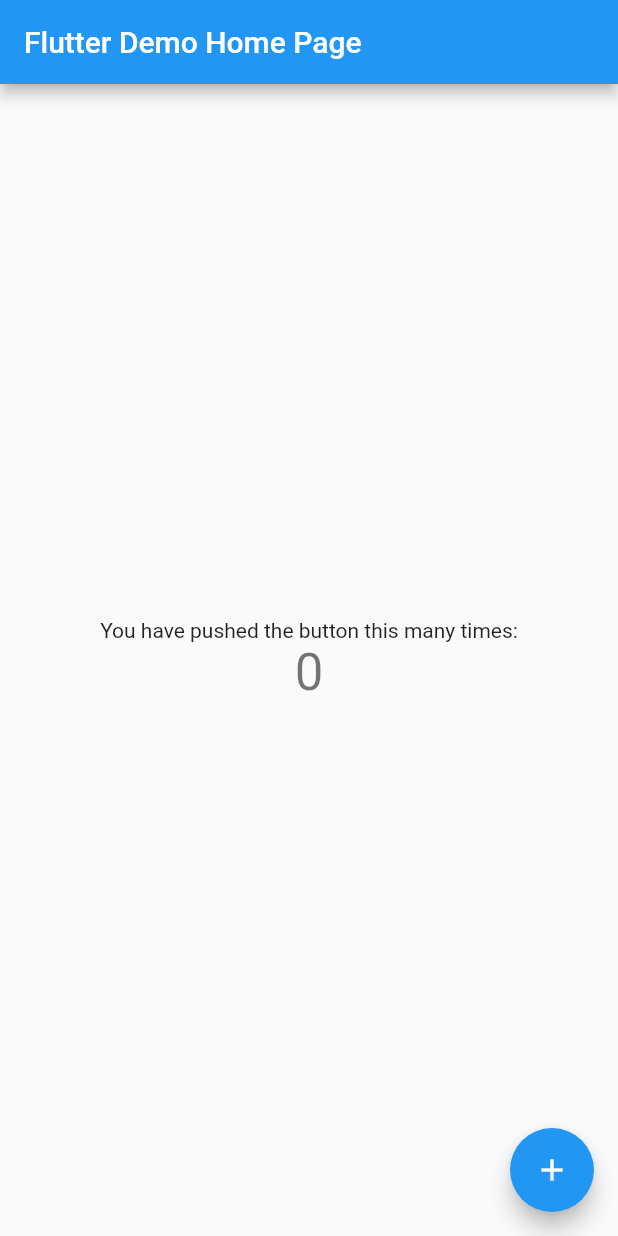
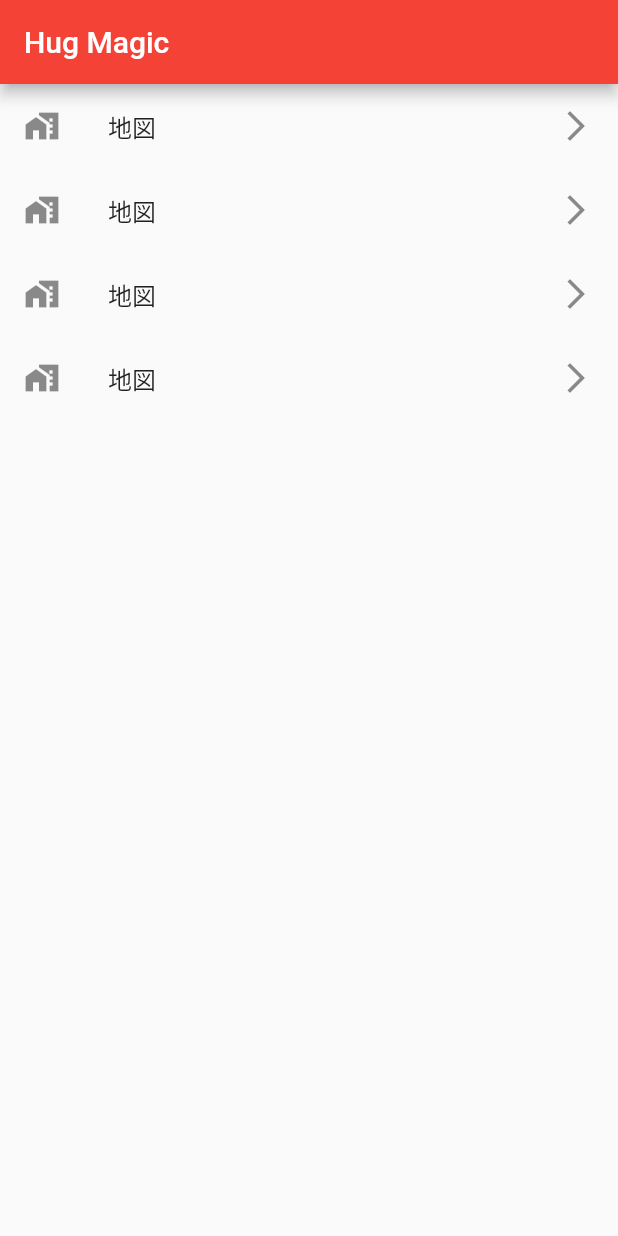
Before and after one commit to hideokawahara/hug_magic, a Flutter app: the screen it shows after launch, on a phone screen of 412 x 824 dp. Run offline on Flutter 3.47's test engine with Material 2 defaults, Android fonts, the phone set to English and light mode, and no system bars.

Commit message:
feat: リストページ作成

```diff
--- a/lib/main.dart
+++ b/lib/main.dart
@@ -1,4 +1,8 @@
+//Packages
 import 'package:flutter/material.dart';
+
+//Pages
+import 'package:hug_magic/pages/list_page.dart';
 
 void main() {
   runApp(const MyApp());
@@ -13,103 +17,12 @@
     return MaterialApp(
       title: 'Flutter Demo',
       theme: ThemeData(
-        // This is the theme of your application.
-        //
-        // Try running your application with "flutter run". You'll see the
-        // application has a blue toolbar. Then, without quitting the app, try
-        // changing the primarySwatch below to Colors.green and then invoke
-        // "hot reload" (press "r" in the console where you ran "flutter run",
-        // or simply save your changes to "hot reload" in a Flutter IDE).
-        // Notice that the counter didn't reset back to zero; the application
-        // is not restarted.
-        primarySwatch: Colors.blue,
+        primarySwatch: Colors.red,
       ),
-      home: const MyHomePage(title: 'Flutter Demo Home Page'),
+      initialRoute: '/home',
+      routes: {
+        '/home': (_) => const ListPage(),
+      },
     );
   }
 }
-
-class MyHomePage extends StatefulWidget {
-  const MyHomePage({super.key, required this.title});
-
-  // This widget is the home page of your application. It is stateful, meaning
-  // that it has a State object (defined below) that contains fields that affect
-  // how it looks.
-
-  // This class is the configuration for the state. It holds the values (in this
-  // case the title) provided by the parent (in this case the App widget) and
-  // used by the build method of the State. Fields in a Widget subclass are
-  // always marked "final".
-
-  final String title;
-
-  @override
-  State<MyHomePage> createState() => _MyHomePageState();
-}
-
-class _MyHomePageState extends State<MyHomePage> {
-  int _counter = 0;
-
-  void _incrementCounter() {
-    setState(() {
-      // This call to setState tells the Flutter framework that something has
-      // changed in this State, which causes it to rerun the build method below
-      // so that the display can reflect the updated values. If we changed
-      // _counter without calling setState(), then the build method would not be
-      // called again, and so nothing would appear to happen.
-      _counter++;
-    });
-  }
-
-  @override
-  Widget build(BuildContext context) {
-    // This method is rerun every time setState is called, for instance as done
-    // by the _incrementCounter method above.
-    //
-    // The Flutter framework has been optimized to make rerunning build methods
-    // fast, so that you can just rebuild anything that needs updating rather
-    // than having to individually change instances of widgets.
-    return Scaffold(
-      appBar: AppBar(
-        // Here we take the value from the MyHomePage object that was created by
-        // the App.build method, and use it to set our appbar title.
-        title: Text(widget.title),
-      ),
-      body: Center(
-        // Center is a layout widget. It takes a single child and positions it
-        // in the middle of the parent.
-        child: Column(
-          // Column is also a layout widget. It takes a list of children and
-          // arranges them vertically. By default, it sizes itself to fit its
-          // children horizontally, and tries to be as tall as its parent.
-          //
-          // Invoke "debug painting" (press "p" in the console, choose the
-          // "Toggle Debug Paint" action from the Flutter Inspector in Android
-          // Studio, or the "Toggle Debug Paint" command in Visual Studio Code)
-          // to see the wireframe for each widget.
-          //
-          // Column has various properties to control how it sizes itself and
-          // how it positions its children. Here we use mainAxisAlignment to
-          // center the children vertically; the main axis here is the vertical
-          // axis because Columns are vertical (the cross axis would be
-          // horizontal).
-          mainAxisAlignment: MainAxisAlignment.center,
-          children: <Widget>[
-            const Text(
-              'You have pushed the button this many times:',
-            ),
-            Text(
-              '$_counter',
-              style: Theme.of(context).textTheme.headline4,
-            ),
-          ],
-        ),
-      ),
-      floatingActionButton: FloatingActionButton(
-        onPressed: _incrementCounter,
-        tooltip: 'Increment',
-        child: const Icon(Icons.add),
-      ), // This trailing comma makes auto-formatting nicer for build methods.
-    );
-  }
-}
--- /dev/null
+++ b/lib/pages/list_page.dart
@@ -0,0 +1,69 @@
+//Packages
+import 'package:flutter/material.dart';
+import 'package:provider/provider.dart';
+
+//ViewModels
+import 'package:hug_magic/view_models/list_view_model.dart';
+
+class ListPage extends StatelessWidget {
+  const ListPage({Key? key}) : super(key: key);
+
+  @override
+  Widget build(BuildContext context) {
+    return ChangeNotifierProvider(
+      create: (_) => ListViewModel(),
+      child: Scaffold(
+        appBar: AppBar(
+          title: const Text('Hug Magic'),
+        ),
+        body: const ListPageBody(),
+      ),
+    );
+  }
+}
+
+class ListPageBody extends StatelessWidget {
+  const ListPageBody({Key? key}) : super(key: key);
+
+  @override
+  Widget build(BuildContext context) {
+    final List<Map<String, dynamic>> list =
+        Provider.of<ListViewModel>(context, listen: false).list;
+    return ListView.builder(
+      itemCount: list.length,
+      itemBuilder: (BuildContext context, int index) {
+        Map<String, dynamic> content = list[index];
+        String? title;
+        Widget? page;
+        Icon? icon;
+        if (content.containsKey('name')) {
+          title = content['name'];
+        }
+        if (content.containsKey('page')) {
+          page = content['page'];
+        }
+        if (content.containsKey('icon')) {
+          icon = content['icon'];
+        }
+        return ListTile(
+          leading: icon,
+          title: Text(
+            title ?? 'なし',
+          ),
+          onTap: () {
+            if (page != null) {
+              Navigator.of(context).push(
+                MaterialPageRoute(
+                  builder: (_) => page!,
+                ),
+              );
+            }
+          },
+          trailing: const Icon(
+            Icons.arrow_forward_ios,
+          ),
+        );
+      },
+    );
+  }
+}
--- /dev/null
+++ b/lib/pages/map_page.dart
@@ -0,0 +1,25 @@
+//Packages
+import 'package:flutter/material.dart';
+
+class MapPage extends StatelessWidget {
+  const MapPage({Key? key}) : super(key: key);
+
+  @override
+  Widget build(BuildContext context) {
+    return Scaffold(
+      appBar: AppBar(
+        title: const Text('地図'),
+      ),
+      body: Container(),
+    );
+  }
+}
+
+class MapPageBody extends StatelessWidget {
+  const MapPageBody({Key? key}) : super(key: key);
+
+  @override
+  Widget build(BuildContext context) {
+    return Container();
+  }
+}
--- /dev/null
+++ b/lib/view_models/list_view_model.dart
@@ -0,0 +1,33 @@
+//Packages
+import 'package:flutter/material.dart';
+
+//Pages
+import 'package:hug_magic/pages/map_page.dart';
+
+class ListViewModel extends ChangeNotifier {
+  final List<Map<String, dynamic>> _list = [
+    {
+      'name': '地図',
+      'page': const MapPage(),
+      'icon': const Icon(Icons.maps_home_work),
+    },
+    {
+      'name': '地図',
+      'page': const MapPage(),
+      'icon': const Icon(Icons.maps_home_work),
+    },
+    {
+      'name': '地図',
+      'page': const MapPage(),
+      'icon': const Icon(Icons.maps_home_work),
+    },
+    {
+      'name': '地図',
+      'page': const MapPage(),
+      'icon': const Icon(Icons.maps_home_work),
+    },
+  ];
+  List<Map<String, dynamic>> get list {
+    return [..._list];
+  }
+}
--- a/pubspec.yaml
+++ b/pubspec.yaml
@@ -36,6 +36,7 @@
   # The following adds the Cupertino Icons font to your application.
   # Use with the CupertinoIcons class for iOS style icons.
   cupertino_icons: ^1.0.2
+  provider: ^6.0.3
 
 dev_dependencies:
   flutter_test:
```
Also changed, not shown: pubspec.lock.
